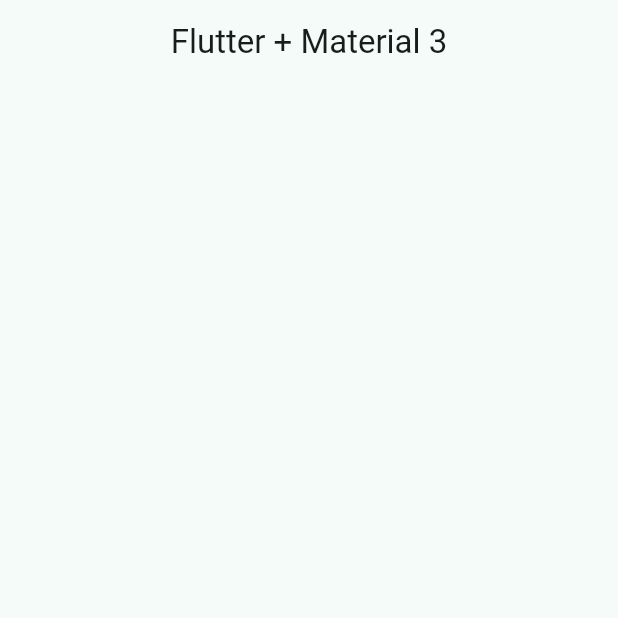
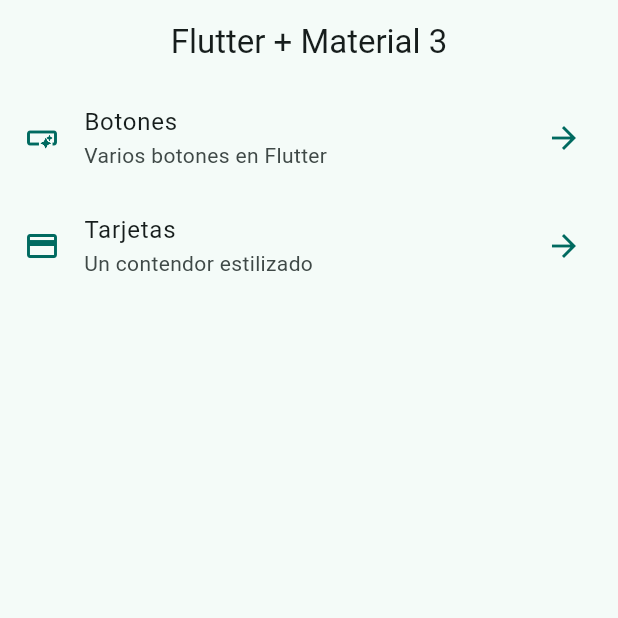
Before and after one commit to SergioBGISC99/widgets_app, a Flutter app: the screen it shows after launch, on a phone screen of 412 x 824 dp, the top half of it. Run offline on Flutter 3.47's test engine with Material 2 defaults, Android fonts, the phone set to English and light mode, and no system bars.

Commit message:
HomeScreen implementado

```diff
--- a/lib/config/menu/menu_items.dart
+++ b/lib/config/menu/menu_items.dart
@@ -13,7 +13,7 @@ class MenuItem {
       required this.icon});
 }
 
-const appMenuItem = <MenuItem>[
+const appMenuItems = <MenuItem>[
   MenuItem(
       title: 'Botones',
       subtitle: 'Varios botones en Flutter',
--- a/lib/presentation/screen/home/home_screen.dart
+++ b/lib/presentation/screen/home/home_screen.dart
@@ -1,4 +1,5 @@
 import 'package:flutter/material.dart';
+import 'package:widgets_app/config/menu/menu_items.dart';
 
 class HomeScreen extends StatelessWidget {
   const HomeScreen({super.key});
@@ -9,6 +10,45 @@ class HomeScreen extends StatelessWidget {
       appBar: AppBar(
         title: const Text('Flutter + Material 3'),
       ),
+      body: _HomeView(),
     );
   }
 }
+
+class _HomeView extends StatelessWidget {
+  @override
+  Widget build(BuildContext context) {
+    return ListView.builder(
+        itemCount: appMenuItems.length,
+        itemBuilder: (context, index) {
+          final menuItem = appMenuItems[index];
+          return _CustomListTile(menuItem: menuItem);
+        });
+  }
+}
+
+class _CustomListTile extends StatelessWidget {
+  const _CustomListTile({
+    required this.menuItem,
+  });
+
+  final MenuItem menuItem;
+
+  @override
+  Widget build(BuildContext context) {
+    final colors = Theme.of(context).colorScheme;
+
+    return ListTile(
+      leading: Icon(
+        menuItem.icon,
+        color: colors.primary,
+      ),
+      trailing: Icon(Icons.arrow_forward, color: colors.primary),
+      title: Text(menuItem.title),
+      subtitle: Text(menuItem.subtitle),
+      onTap: () {
+        //TODO: navegar a otras pantallas
+      },
+    );
+  }
+}
```
